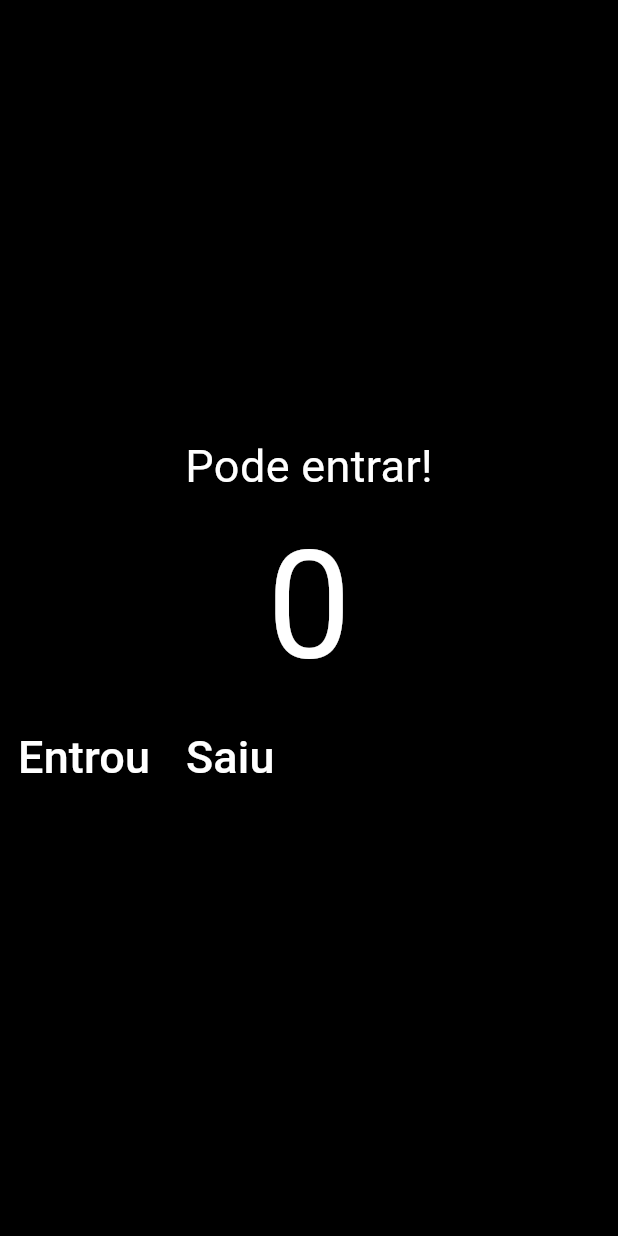
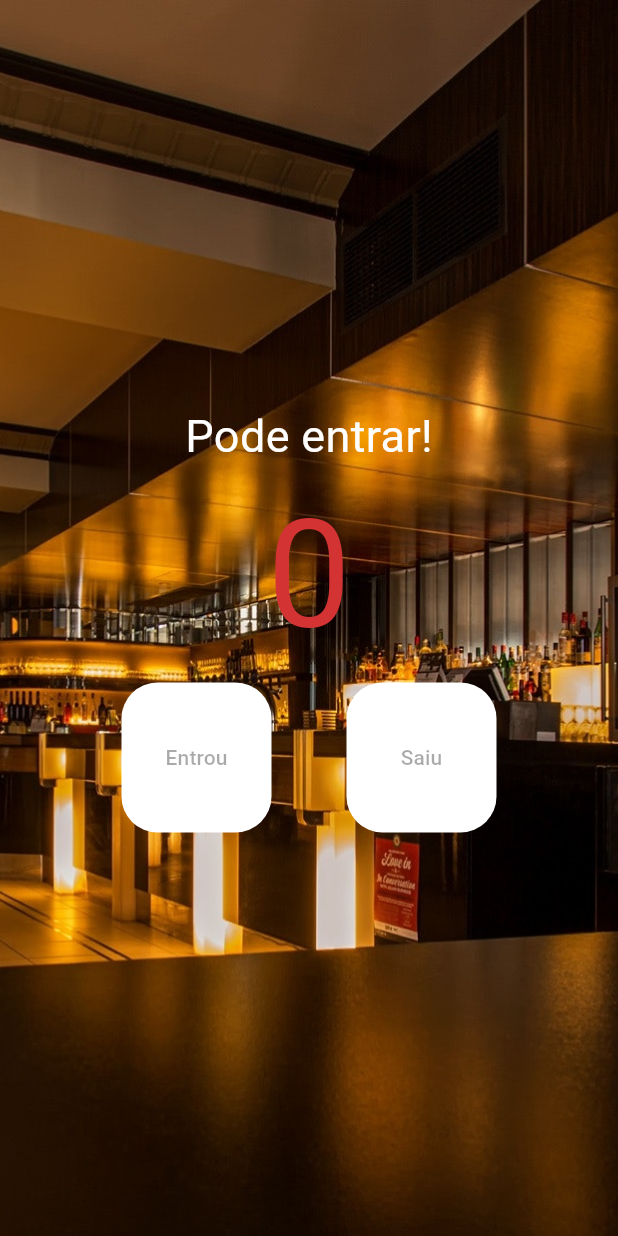
Before and after one commit to Jackhabbit10/Restaurante_App, a Flutter app: the screen it shows after launch, on a phone screen of 412 x 824 dp. Run offline on Flutter 3.47's test engine with Material 3 defaults, Android fonts, the phone set to English and light mode, and no system bars.

```diff
--- a/lib/main.dart
+++ b/lib/main.dart
@@ -11,20 +11,48 @@ class Restaurant extends StatelessWidget {
   Widget build(BuildContext context) {
     return Scaffold(
       backgroundColor: Colors.black,
-      body: Column(
+      body: Container(
+        decoration: BoxDecoration(
+        image: DecorationImage(
+          image: AssetImage("Imagens/restaurant.png"),
+          fit: BoxFit.cover
+          )
+
+        ),
+        child:  Column(
         mainAxisAlignment: MainAxisAlignment.center,
         children: [
           Text(
             "Pode entrar!",
             style: TextStyle(fontSize: 30, color: Colors.white),
           ),
-          Text("0", style: TextStyle(fontSize: 100, color: Colors.white)),
-          Row(children: [
-            TextButton(onPressed: null, child: Text("Entrou", style: TextStyle(fontSize: 30, color: Colors.white))),
-            TextButton(onPressed: null, child: Text("Saiu",   style: TextStyle(fontSize: 30, color: Colors.white)))
+          Text("0", style: TextStyle(fontSize: 100, color: const Color.fromARGB(255, 212, 51, 51))),
+          Row( mainAxisAlignment: MainAxisAlignment.center,
+          children: [
+            TextButton(
+              onPressed: null,
+              child: Text("Entrou"),
+            style: TextButton.styleFrom(
+              backgroundColor: Colors.white,
+              fixedSize: Size(100, 100),
+              shape: RoundedRectangleBorder( borderRadius: BorderRadius.circular(24))
+              )
+              ),
+
+              SizedBox(width: 50,),
+
+            TextButton(onPressed: null,
+            child: Text("Saiu"),
+             style: TextButton.styleFrom(
+              backgroundColor: Colors.white,
+              fixedSize: Size(100, 100),
+              shape: RoundedRectangleBorder( borderRadius: BorderRadius.circular(24))
+              )
+              )
           ],),
         ],
       ),
+      )
     );
   }
 }
--- a/pubspec.yaml
+++ b/pubspec.yaml
@@ -58,8 +58,8 @@ flutter:
   uses-material-design: true
 
   # To add assets to your application, add an assets section, like this:
-  # assets:
-  #   - images/a_dot_burr.jpeg
+  assets:
+    - Imagens/restaurant.png
   #   - images/a_dot_ham.jpeg
 
   # An image asset can refer to one or more resolution-specific "variants", see
```
Also changed, not shown: Imagens/restaurant.png (added), 1 other file.
